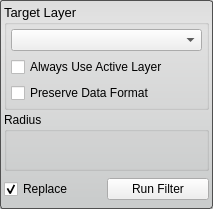
Before: the Qt Designer form Interface/ToolInterface/MedianFilterInterface.ui in jessdtate/Seg3D, drawn with Qt 5.
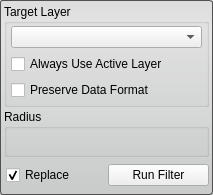
After: the same form once the commit is applied. Custom widgets are drawn as their Qt base class.

```diff
--- a/Interface/ToolInterface/MedianFilterInterface.ui
+++ b/Interface/ToolInterface/MedianFilterInterface.ui
@@ -7,7 +7,7 @@
     <x>0</x>
     <y>0</y>
     <width>213</width>
-    <height>209</height>
+    <height>195</height>
    </rect>
   </property>
   <property name="sizePolicy">
@@ -46,19 +46,21 @@
     <number>4</number>
    </property>
    <item>
-    <layout class="QHBoxLayout" name="horizontalLayout_6">
-     <item>
       <widget class="QGroupBox" name="target_groupbox_">
-       <property name="font">
-        <font>
-         <pointsize>10</pointsize>
-        </font>
-       </property>
        <property name="title">
         <string>Target Layer</string>
        </property>
        <layout class="QVBoxLayout" name="verticalLayout_5">
-        <property name="margin">
+      <property name="leftMargin">
+       <number>4</number>
+      </property>
+      <property name="topMargin">
+       <number>2</number>
+      </property>
+      <property name="rightMargin">
+       <number>4</number>
+      </property>
+      <property name="bottomMargin">
          <number>4</number>
         </property>
         <item>
@@ -72,12 +74,45 @@
          </widget>
         </item>
         <item>
+       <widget class="QWidget" name="widget_3" native="true">
+        <property name="minimumSize">
+         <size>
+          <width>0</width>
+          <height>20</height>
+         </size>
+        </property>
+        <layout class="QHBoxLayout" name="horizontalLayout_4">
+         <property name="spacing">
+          <number>0</number>
+         </property>
+         <property name="margin">
+          <number>0</number>
+         </property>
+         <item>
          <widget class="QCheckBox" name="use_active_layer_">
           <property name="text">
            <string>Always Use Active Layer</string>
           </property>
          </widget>
         </item>
+        </layout>
+       </widget>
+      </item>
+      <item>
+       <widget class="QWidget" name="widget_2" native="true">
+        <property name="minimumSize">
+         <size>
+          <width>0</width>
+          <height>20</height>
+         </size>
+        </property>
+        <layout class="QHBoxLayout" name="horizontalLayout_3">
+         <property name="spacing">
+          <number>0</number>
+         </property>
+         <property name="margin">
+          <number>0</number>
+         </property>
         <item>
          <widget class="QCheckBox" name="preserve_data_format_">
           <property name="text">
@@ -89,16 +124,27 @@
       </widget>
      </item>
     </layout>
+    </widget>
    </item>
-   <item>
-    <layout class="QHBoxLayout" name="radiusHLayout_top">
      <item>
       <widget class="QGroupBox" name="groupBox">
        <property name="title">
         <string>Radius</string>
        </property>
        <layout class="QHBoxLayout" name="horizontalLayout_2">
-        <property name="margin">
+      <property name="spacing">
+       <number>0</number>
+      </property>
+      <property name="leftMargin">
+       <number>4</number>
+      </property>
+      <property name="topMargin">
+       <number>2</number>
+      </property>
+      <property name="rightMargin">
+       <number>4</number>
+      </property>
+      <property name="bottomMargin">
          <number>4</number>
         </property>
         <item>
@@ -106,8 +152,6 @@
         </item>
        </layout>
       </widget>
-     </item>
-    </layout>
    </item>
    <item>
     <widget class="QWidget" name="replaceRunWidget" native="true">
@@ -127,7 +171,16 @@
       <property name="spacing">
        <number>0</number>
       </property>
-      <property name="margin">
+      <property name="leftMargin">
+       <number>2</number>
+      </property>
+      <property name="topMargin">
+       <number>0</number>
+      </property>
+      <property name="rightMargin">
+       <number>0</number>
+      </property>
+      <property name="bottomMargin">
        <number>0</number>
       </property>
       <item>
@@ -152,6 +205,14 @@
    </item>
   </layout>
  </widget>
+ <customwidgets>
+  <customwidget>
+   <class>QtUtils::QtSliderIntCombo</class>
+   <extends>QWidget</extends>
+   <header location="global">QtUtils/Widgets/QtSliderIntCombo.h</header>
+   <container>1</container>
+  </customwidget>
+ </customwidgets>
  <resources/>
  <connections/>
 </ui>
```
Left out of the diff: 2 changed lines with no effect on the pictures. Lines whose indentation alone changed are shown as unchanged.
